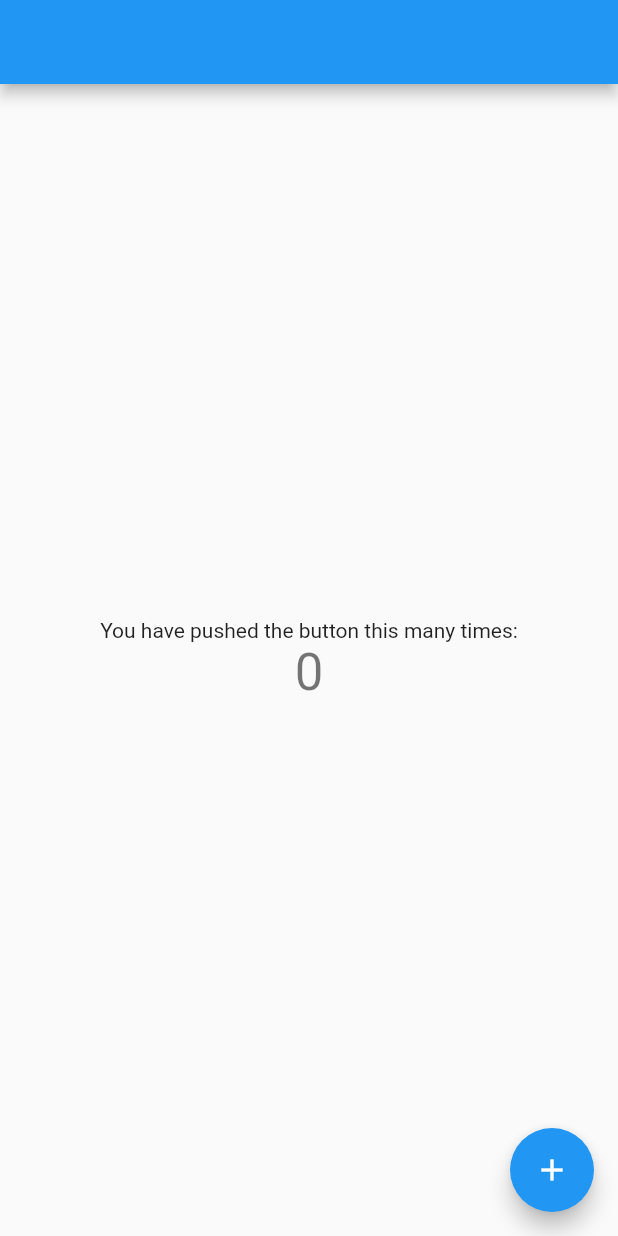
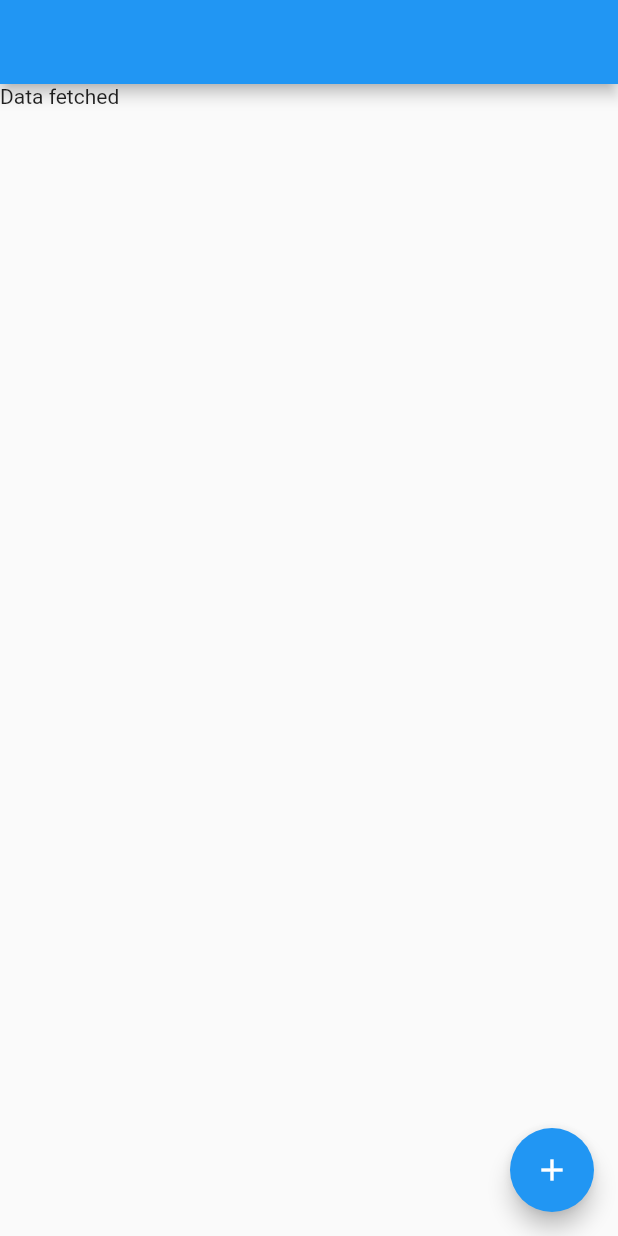
Before and after one commit to sultanmyrza/timetracker, a Flutter app: the screen it shows once a user with an empty profile is signed in, on a phone screen of 412 x 824 dp. Run offline on Flutter 3.47's test engine with Material 2 defaults, Android fonts, the phone set to English and light mode, and no system bars; our stand-ins replace cloud_firestore, firebase_auth, google_sign_in; accounts and stored records are empty.

Commit message:
connect to snapshots from firebase

```diff
--- a/lib/main.dart
+++ b/lib/main.dart
@@ -1,3 +1,4 @@
+import 'package:cloud_firestore/cloud_firestore.dart';
 import 'package:firebase_auth/firebase_auth.dart';
 import 'package:flutter/material.dart';
 import 'package:timetracker/screens/login_screen.dart';
@@ -18,23 +19,7 @@ class MyApp extends StatelessWidget {
         builder: (context, AsyncSnapshot<FirebaseUser> snapshot) {
           if (snapshot.hasData && snapshot.data.email != null) {
             var userPath = snapshot.data.email;
-
             return MyHomePage(title: userPath);
-//            return StreamBuilder(
-//                stream: Firestore.instance.collection(userPath).snapshots(),
-//                builder: (context, AsyncSnapshot<QuerySnapshot> snapshot) {
-//                  if (snapshot.hasData) {
-//                    return BlocProvider(
-//                      uuid: Uuid(),
-//                      goalsBloc: GoalsBloc(
-//                          userPath: userPath,
-//                          initialDataFromFirebase: snapshot.data.documents),
-//                      child: HomeScreen(),
-//                    );
-//                  } else {
-//                    return Text("Fettching data from firebase");
-//                  }
-//                });
           } else {
             return LoginScreen();
           }
@@ -48,15 +33,6 @@ class MyApp extends StatelessWidget {
 class MyHomePage extends StatefulWidget {
   MyHomePage({Key key, this.title}) : super(key: key);
 
-  // This widget is the home page of your application. It is stateful, meaning
-  // that it has a State object (defined below) that contains fields that affect
-  // how it looks.
-
-  // This class is the configuration for the state. It holds the values (in this
-  // case the title) provided by the parent (in this case the App widget) and
-  // used by the build method of the State. Fields in a Widget subclass are
-  // always marked "final".
-
   final String title;
 
   @override
@@ -68,58 +44,28 @@ class _MyHomePageState extends State<MyHomePage> {
 
   void _incrementCounter() {
     setState(() {
-      // This call to setState tells the Flutter framework that something has
-      // changed in this State, which causes it to rerun the build method below
-      // so that the display can reflect the updated values. If we changed
-      // _counter without calling setState(), then the build method would not be
-      // called again, and so nothing would appear to happen.
       _counter++;
     });
   }
 
   @override
   Widget build(BuildContext context) {
-    // This method is rerun every time setState is called, for instance as done
-    // by the _incrementCounter method above.
-    //
-    // The Flutter framework has been optimized to make rerunning build methods
-    // fast, so that you can just rebuild anything that needs updating rather
-    // than having to individually change instances of widgets.
     return Scaffold(
       appBar: AppBar(
         // Here we take the value from the MyHomePage object that was created by
         // the App.build method, and use it to set our appbar title.
         title: Text(widget.title),
       ),
-      body: Center(
-        // Center is a layout widget. It takes a single child and positions it
-        // in the middle of the parent.
-        child: Column(
-          // Column is also layout widget. It takes a list of children and
-          // arranges them vertically. By default, it sizes itself to fit its
-          // children horizontally, and tries to be as tall as its parent.
-          //
-          // Invoke "debug painting" (press "p" in the console, choose the
-          // "Toggle Debug Paint" action from the Flutter Inspector in Android
-          // Studio, or the "Toggle Debug Paint" command in Visual Studio Code)
-          // to see the wireframe for each widget.
-          //
-          // Column has various properties to control how it sizes itself and
-          // how it positions its children. Here we use mainAxisAlignment to
-          // center the children vertically; the main axis here is the vertical
-          // axis because Columns are vertical (the cross axis would be
-          // horizontal).
-          mainAxisAlignment: MainAxisAlignment.center,
-          children: <Widget>[
-            Text(
-              'You have pushed the button this many times:',
-            ),
-            Text(
-              '$_counter',
-              style: Theme.of(context).textTheme.display1,
-            ),
-          ],
-        ),
+      body: StreamBuilder(
+        stream: Firestore.instance.collection(widget.title).snapshots(),
+        builder: (context, AsyncSnapshot<QuerySnapshot> snapshots) {
+          if (snapshots.hasData) {
+            var data = snapshots.data;
+            return Text("Data fetched");
+          } else {
+            return Text("Fetching data from firebase");
+          }
+        },
       ),
       floatingActionButton: FloatingActionButton(
         onPressed: _incrementCounter,
```
